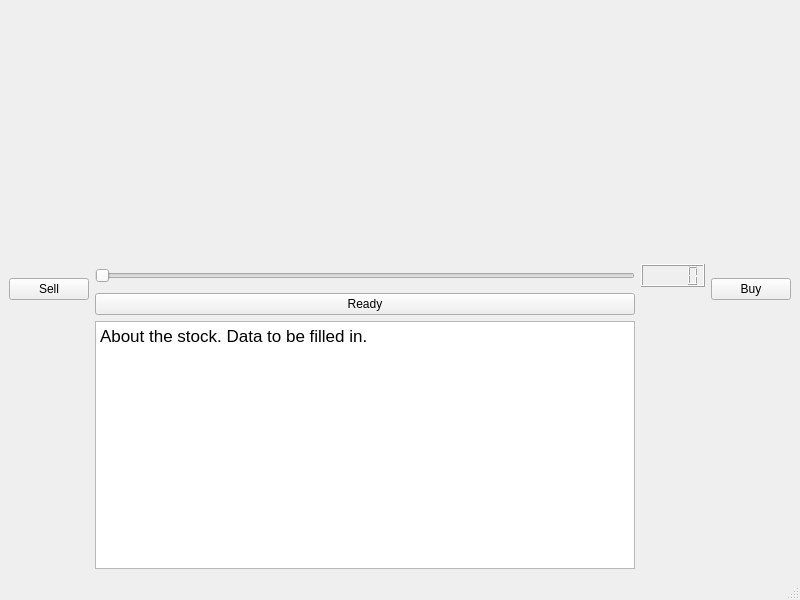
Old version of the form FrontEnd/testQt/mainwindow.ui in the repository fazeelabbasi/CRASH.
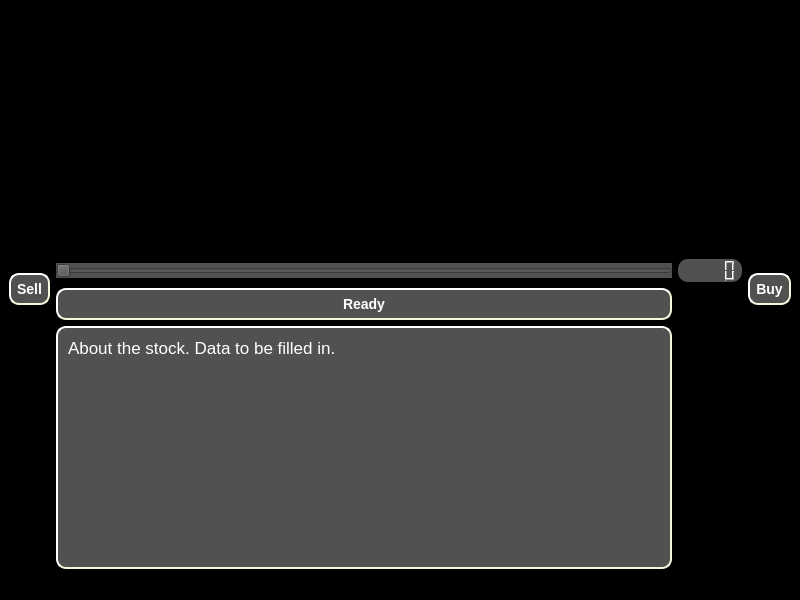
New version of the form. Custom widgets are drawn as their Qt base class.

```diff
--- a/FrontEnd/testQt/mainwindow.ui
+++ b/FrontEnd/testQt/mainwindow.ui
@@ -10,13 +10,26 @@
     <height>600</height>
    </rect>
   </property>
+  <property name="font">
+   <font>
+    <kerning>false</kerning>
+   </font>
+  </property>
   <property name="windowTitle">
    <string>MainWindow</string>
   </property>
+  <property name="styleSheet">
+   <string notr="true">background-color:black;</string>
+  </property>
   <widget class="QWidget" name="centralwidget">
    <layout class="QGridLayout" name="gridLayout">
     <item row="1" column="1">
      <widget class="QSlider" name="amountInvesting">
+      <property name="styleSheet">
+       <string notr="true">color:white;
+background-color: rgb(81, 81, 81);
+min-width: 5em;</string>
+      </property>
       <property name="orientation">
        <enum>Qt::Horizontal</enum>
       </property>
@@ -24,16 +37,50 @@
     </item>
     <item row="1" column="0" rowspan="2">
      <widget class="QPushButton" name="sell">
+      <property name="styleSheet">
+       <string notr="true">color:white;
+background-color: rgb(81, 81, 81);
+border-style: outset;
+border-width: 2px;
+border-radius: 10px;
+border-color: beige;
+font: bold 14px;
+min-width: 10em;
+padding: 6px</string>
+      </property>
       <property name="text">
        <string>Sell</string>
       </property>
      </widget>
     </item>
     <item row="1" column="2">
-     <widget class="QLCDNumber" name="lcdNumber"/>
+     <widget class="QLCDNumber" name="lcdNumber">
+      <property name="styleSheet">
+       <string notr="true">color:white;
+background-color: rgb(81, 81, 81);
+border-style: outset;
+
+border-radius: 10px;
+border-color: beige;
+font: bold 8px;
+min-width: 10em;
+</string>
+      </property>
+     </widget>
     </item>
     <item row="1" column="3" rowspan="2">
      <widget class="QPushButton" name="buy">
+      <property name="styleSheet">
+       <string notr="true">color:white;
+background-color: rgb(81, 81, 81);
+border-style: outset;
+border-width: 2px;
+border-radius: 10px;
+border-color: beige;
+font: bold 14px;
+min-width: 10em;
+padding: 6px</string>
+      </property>
       <property name="text">
        <string>Buy</string>
       </property>
@@ -41,13 +88,28 @@
     </item>
     <item row="2" column="1">
      <widget class="QPushButton" name="readyButton">
+      <property name="styleSheet">
+       <string notr="true">color:white;
+background-color: rgb(81, 81, 81);
+border-style: outset;
+border-width: 2px;
+border-radius: 10px;
+border-color: beige;
+font: bold 14px;
+min-width: 10em;
+padding: 6px</string>
+      </property>
       <property name="text">
        <string>Ready</string>
       </property>
      </widget>
     </item>
     <item row="0" column="0" colspan="4">
-     <widget class="QCustomPlot" name="stockPlot" native="true"/>
+     <widget class="QCustomPlot" name="stockPlot" native="true">
+      <property name="styleSheet">
+       <string notr="true">color:white;</string>
+      </property>
+     </widget>
     </item>
     <item row="3" column="1">
      <widget class="QTextBrowser" name="stockDescription">
@@ -57,12 +119,23 @@
         <verstretch>0</verstretch>
        </sizepolicy>
       </property>
+      <property name="styleSheet">
+       <string notr="true">color:white;
+background-color: rgb(81, 81, 81);
+border-style: outset;
+border-width: 2px;
+border-radius: 10px;
+border-color: beige;
+font: bold 14px;
+min-width: 10em;
+padding: 6px</string>
+      </property>
       <property name="html">
        <string>&lt;!DOCTYPE HTML PUBLIC &quot;-//W3C//DTD HTML 4.0//EN&quot; &quot;http://www.w3.org/TR/REC-html40/strict.dtd&quot;&gt;
 &lt;html&gt;&lt;head&gt;&lt;meta name=&quot;qrichtext&quot; content=&quot;1&quot; /&gt;&lt;style type=&quot;text/css&quot;&gt;
 p, li { white-space: pre-wrap; }
-&lt;/style&gt;&lt;/head&gt;&lt;body style=&quot; font-family:'MS Shell Dlg 2'; font-size:9.75pt; font-weight:400; font-style:normal;&quot;&gt;
-&lt;p style=&quot; margin-top:0px; margin-bottom:0px; margin-left:0px; margin-right:0px; -qt-block-indent:0; text-indent:0px;&quot;&gt;&lt;span style=&quot; font-family:'.SF NS Text'; font-size:13pt;&quot;&gt;About the stock. Data to be filled in.&lt;/span&gt;&lt;/p&gt;&lt;/body&gt;&lt;/html&gt;</string>
+&lt;/style&gt;&lt;/head&gt;&lt;body style=&quot; font-family:'MS Shell Dlg 2'; font-size:14px; font-weight:600; font-style:normal;&quot;&gt;
+&lt;p style=&quot; margin-top:0px; margin-bottom:0px; margin-left:0px; margin-right:0px; -qt-block-indent:0; text-indent:0px;&quot;&gt;&lt;span style=&quot; font-family:'.SF NS Text'; font-size:13pt; font-weight:400;&quot;&gt;About the stock. Data to be filled in.&lt;/span&gt;&lt;/p&gt;&lt;/body&gt;&lt;/html&gt;</string>
       </property>
      </widget>
     </item>
```
